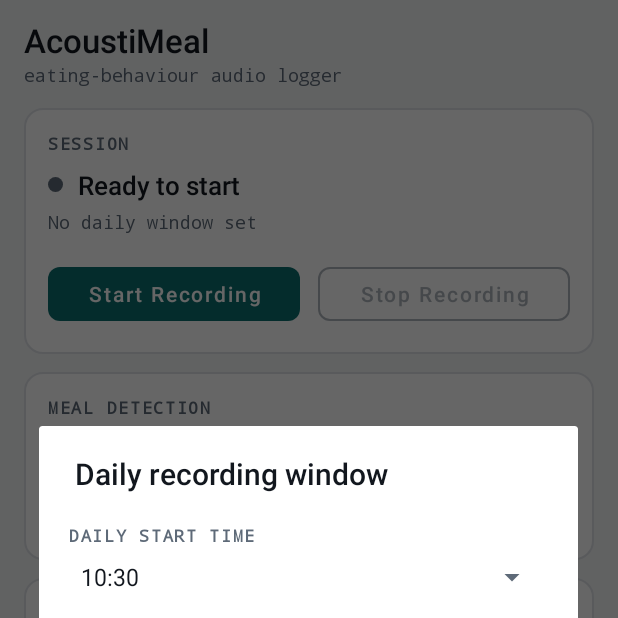
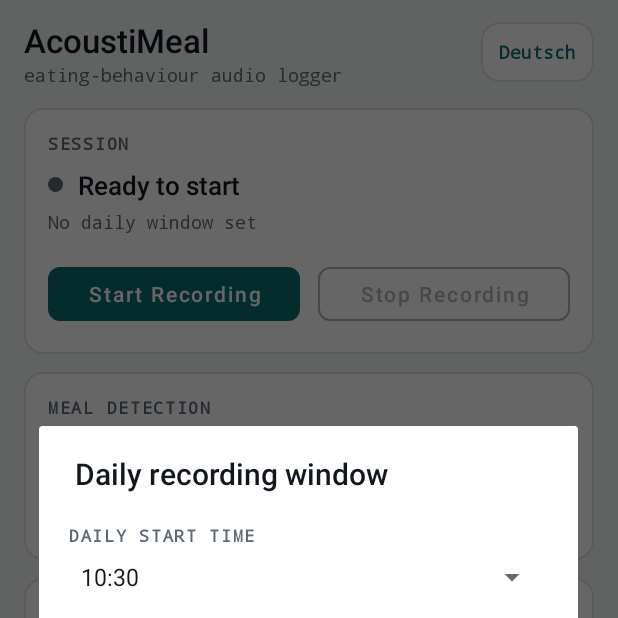
Before and after one commit to darshitttt/acoustiMeal, an Android app: the MainActivity screen opened directly, with no data from a screen before it, after a tap on "Start Recording", on a phone screen of 412 x 824 dp, the top half of it. Run offline under Robolectric (Android 15) with nearby library versions, the phone set to English and light mode, and no system bars; pictures from the network do not load; 1 statement that could not run was skipped.

Commit message:
new version with lang change support, ready for testing phase 1

```diff
--- a/app/src/main/java/com/example/pannsonnx/TimeWindowDialog.kt
+++ b/app/src/main/java/com/example/pannsonnx/TimeWindowDialog.kt
@@ -33,16 +33,16 @@ class TimeWindowDialog : DialogFragment() {
         binding.spinnerHour.setSelection(h * 4 + (m / 15))
 
         return AlertDialog.Builder(requireContext())
-            .setTitle("Daily recording window")
+            .setTitle(R.string.dialog_title)
             .setView(binding.root)
-            .setPositiveButton("Start") { _, _ ->
+            .setPositiveButton(R.string.dialog_ok) { _, _ ->
                 val idx = binding.spinnerHour.selectedItemPosition
                 parentFragmentManager.setFragmentResult(REQUEST_KEY, Bundle().apply {
                     putInt(KEY_HOUR, idx / 4)
                     putInt(KEY_MINUTE, (idx % 4) * 15)
                 })
             }
-            .setNegativeButton("Cancel", null)
+            .setNegativeButton(R.string.dialog_cancel, null)
             .create()
     }
 
--- a/app/src/main/res/layout/activity_main.xml
+++ b/app/src/main/res/layout/activity_main.xml
@@ -17,22 +17,54 @@
         android:paddingBottom="16dp">
 
         <!-- header -->
+        <LinearLayout
+            android:layout_width="match_parent"
+            android:layout_height="wrap_content"
+            android:layout_marginBottom="14dp"
+            android:gravity="center_vertical"
+            android:orientation="horizontal">
+
+            <LinearLayout
+                android:layout_width="0dp"
+                android:layout_height="wrap_content"
+                android:layout_weight="1"
+                android:orientation="vertical">
+
                 <TextView
                     android:layout_width="match_parent"
                     android:layout_height="wrap_content"
                     android:fontFamily="sans-serif-medium"
-            android:text="AcoustiMeal"
+                    android:text="@string/app_name"
                     android:textColor="@color/ink"
                     android:textSize="22sp" />
 
                 <TextView
                     android:layout_width="match_parent"
                     android:layout_height="wrap_content"
-            android:layout_marginBottom="14dp"
                     android:fontFamily="monospace"
-            android:text="eating-behaviour audio logger"
+                    android:text="@string/subtitle"
                     android:textColor="@color/ink_muted"
                     android:textSize="12sp" />
+            </LinearLayout>
+
+            <!-- language switch: shows the language you can switch TO -->
+            <TextView
+                android:id="@+id/text_lang"
+                android:layout_width="wrap_content"
+                android:layout_height="wrap_content"
+                android:background="@drawable/bg_card"
+                android:clickable="true"
+                android:focusable="true"
+                android:fontFamily="monospace"
+                android:minHeight="40dp"
+                android:gravity="center"
+                android:paddingStart="12dp"
+                android:paddingEnd="12dp"
+                android:text="@string/lang_switch"
+                android:textColor="@color/accent"
+                android:textSize="12sp"
+                android:textStyle="bold" />
+        </LinearLayout>
 
         <!-- session -->
         <LinearLayout
@@ -47,7 +79,7 @@
                 style="@style/Text.Overline"
                 android:layout_width="wrap_content"
                 android:layout_height="wrap_content"
-                android:text="Session" />
+                android:text="@string/section_session" />
 
             <LinearLayout
                 android:layout_width="match_parent"
@@ -69,7 +101,7 @@
                     android:layout_marginStart="10dp"
                     android:layout_weight="1"
                     android:fontFamily="sans-serif-medium"
-                    android:text="Ready to start"
+                    android:text="@string/status_ready"
                     android:textColor="@color/ink"
                     android:textSize="17sp" />
             </LinearLayout>
@@ -80,7 +112,7 @@
                 android:layout_height="wrap_content"
                 android:layout_marginTop="4dp"
                 android:fontFamily="monospace"
-                android:text="No daily window set"
+                android:text="@string/detail_no_window"
                 android:textColor="@color/ink_muted"
                 android:textSize="12sp" />
 
@@ -97,7 +129,7 @@
                     android:layout_height="wrap_content"
                     android:layout_marginEnd="6dp"
                     android:layout_weight="1"
-                    android:text="Start Recording"
+                    android:text="@string/start_recording"
                     android:textAllCaps="false"
                     app:cornerRadius="8dp" />
 
@@ -109,7 +141,7 @@
                     android:layout_marginStart="6dp"
                     android:layout_weight="1"
                     android:enabled="false"
-                    android:text="Stop Recording"
+                    android:text="@string/stop_recording"
                     android:textAllCaps="false"
                     android:textColor="@color/stop_content"
                     app:cornerRadius="8dp"
@@ -143,7 +175,7 @@
                 style="@style/Text.Overline"
                 android:layout_width="wrap_content"
                 android:layout_height="wrap_content"
-                android:text="Meal detection" />
+                android:text="@string/section_meal" />
 
             <LinearLayout
                 android:layout_width="match_parent"
@@ -156,7 +188,7 @@
                     android:layout_width="0dp"
                     android:layout_height="wrap_content"
                     android:layout_weight="1"
-                    android:text="Start" />
+                    android:text="@string/label_start" />
 
                 <TextView
                     android:id="@+id/text_meal_start"
@@ -177,7 +209,7 @@
                     android:layout_width="0dp"
                     android:layout_height="wrap_content"
                     android:layout_weight="1"
-                    android:text="End" />
+                    android:text="@string/label_end" />
 
                 <TextView
                     android:id="@+id/text_meal_end"
@@ -198,7 +230,7 @@
                     android:layout_width="0dp"
                     android:layout_height="wrap_content"
                     android:layout_weight="1"
-                    android:text="Duration" />
+                    android:text="@string/label_duration" />
 
                 <TextView
                     android:id="@+id/text_meal_duration"
@@ -233,7 +265,7 @@
                 <TextView
                     android:layout_width="wrap_content"
                     android:layout_height="wrap_content"
-                    android:text="Save audio tags"
+                    android:text="@string/save_tags"
                     android:textColor="@color/ink"
                     android:textSize="15sp" />
 
@@ -265,7 +297,7 @@
                 android:layout_width="wrap_content"
                 android:layout_height="wrap_content"
                 android:layout_margin="16dp"
-                android:text="Detected audio tags" />
+                android:text="@string/section_tags" />
 
             <androidx.recyclerview.widget.RecyclerView
                 android:id="@+id/recycler_view_tags"
--- a/app/src/main/res/layout/dialog_time_window.xml
+++ b/app/src/main/res/layout/dialog_time_window.xml
@@ -9,7 +9,7 @@
         style="@style/Text.Overline"
         android:layout_width="wrap_content"
         android:layout_height="wrap_content"
-        android:text="Daily start time" />
+        android:text="@string/dialog_start_time" />
 
     <Spinner
         android:id="@+id/spinner_hour"
@@ -21,7 +21,7 @@
     <TextView
         android:layout_width="match_parent"
         android:layout_height="wrap_content"
-        android:text="Every day the app records and analyzes audio for 2 hours from this time, even when the app is closed. Stop Recording skips the rest of that day only."
+        android:text="@string/dialog_info"
         android:textColor="@color/ink_muted"
         android:textSize="13sp" />
 </LinearLayout>
--- a/app/src/main/res/values/strings.xml
+++ b/app/src/main/res/values/strings.xml
@@ -1,22 +1,56 @@
 <resources>
-<string name="app_name">AcoustiMeal</string>
-<string name="start_recording">Start Recording</string>
-<string name="stop_recording">Stop Recording</string>
-<string name="meal_duration_tracker">Meal Duration Tracker</string>
-<string name="detected_audio_tags">Detected Audio Tags</string>
-<string name="ready_to_start">Ready to start</string>
-<string name="recording_processing">Recording and processing audio...</string>
-<string name="stopped">Stopped</string>
-<string name="meal_start">Meal Start: %1$s</string>
-<string name="meal_end">Meal End: %1$s</string>
-<string name="meal_duration">Duration: %1$d minutes</string>
-<string name="not_detected">Not detected</string>
-<string name="ongoing">Ongoing</string>
-<string name="permissions_required">Permissions required for audio recording</string>
-<string name="audio_processing_started">Audio processing started for 2 hours from %1$d:00</string>
-<string name="audio_processing_stopped">Audio processing stopped</string>
-<string name="select_time_window">Select 2-Hour Recording Window</string>
-<string name="select_starting_hour">Choose the starting hour for a 2-hour audio recording session</string>
-<string name="start">Start</string>
-<string name="cancel">Cancel</string>
+    <string name="app_name">AcoustiMeal</string>
+    <string name="subtitle">eating-behaviour audio logger</string>
+    <string name="lang_switch">Deutsch</string>
+
+    <string name="section_session">Session</string>
+    <string name="section_meal">Meal detection</string>
+    <string name="section_tags">Detected audio tags</string>
+    <string name="start_recording">Start Recording</string>
+    <string name="stop_recording">Stop Recording</string>
+    <string name="label_start">Start</string>
+    <string name="label_end">End</string>
+    <string name="label_duration">Duration</string>
+    <string name="save_tags">Save audio tags</string>
+
+    <string name="status_ready">Ready to start</string>
+    <string name="status_recording">Recording and processing audio...</string>
+    <string name="status_starting">Starting...</string>
+    <string name="status_stopped_today">Stopped for today</string>
+    <string name="status_waiting">Waiting for scheduled start</string>
+    <string name="status_idle">Idle</string>
+    <string name="detail_no_window">No daily window set</string>
+    <string name="detail_daily">Daily %1$s</string>
+    <string name="detail_until">Until %1$s · daily %2$s</string>
+    <string name="detail_today">Today %1$s · daily %2$s</string>
+    <string name="detail_tomorrow">Next: tomorrow %1$s · daily %2$s</string>
+
+    <string name="meal_ongoing">ongoing</string>
+    <string name="meal_minutes">%1$d min</string>
+    <string name="meal_minutes_ongoing">%1$d min (ongoing)</string>
+
+    <string name="toast_mic_required">Microphone permission is required for recording</string>
+    <string name="toast_window_set">Daily window set: %1$s</string>
+    <string name="toast_stopped_today">Stopped for today</string>
+    <string name="warn_overlay">Allow \"Display over other apps\": Android only lets the app record from the background with it. Tap to allow.</string>
+    <string name="warn_battery">Battery optimization may stop background recording. Tap to exempt this app.</string>
+
+    <string name="dialog_title">Daily recording window</string>
+    <string name="dialog_start_time">Daily start time</string>
+    <string name="dialog_info">Every day the app records and analyzes audio for 2 hours from this time, even when the app is closed. Stop Recording skips the rest of that day only.</string>
+    <string name="dialog_ok">Start</string>
+    <string name="dialog_cancel">Cancel</string>
+
+    <string name="notif_waiting">Waiting for the next recording window</string>
+    <string name="notif_recording">Recording and analyzing audio...</string>
+    <string name="notif_channel">Audio Processing</string>
+    <string name="svc_init_failed">AudioRecord initialization failed. Ensure permissions.</string>
+    <string name="svc_window_finished">Recording window finished.</string>
+    <string name="svc_permission_denied">Permission denied for audio recording. Please grant it in app settings.</string>
+    <string name="svc_error">Error during audio processing: %1$s</string>
+    <string name="svc_silenced">Microphone is silenced by Android. Exempt the app from battery optimization and re-open it.</string>
+
+    <string name="tag_overlap">Overlapping speech (>=2 speakers)</string>
+    <string name="tag_episode_on">Meal episode: ON</string>
+    <string name="tag_episode_off">Meal episode: off</string>
 </resources>
--- /dev/null
+++ b/app/src/main/res/xml/locales_config.xml
@@ -0,0 +1,5 @@
+<?xml version="1.0" encoding="utf-8"?>
+<locale-config xmlns:android="http://schemas.android.com/apk/res/android">
+    <locale android:name="en" />
+    <locale android:name="de" />
+</locale-config>
```
Also changed, not shown: app/src/main/java/com/example/pannsonnx/AudioProcessingService.kt (+44 -24 lines), app/src/main/java/com/example/pannsonnx/Lang.kt (added, +27 -0 lines), app/src/main/java/com/example/pannsonnx/MainActivity.kt (+21 -19 lines), 1 other file. Lines whose indentation alone changed are shown as unchanged.
